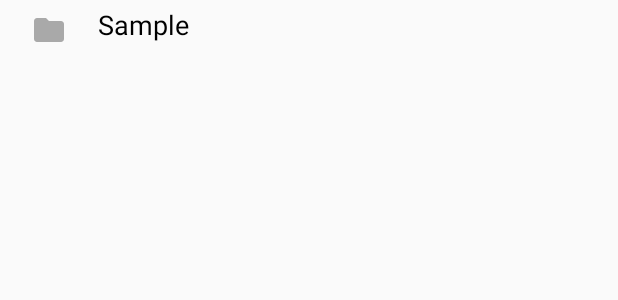
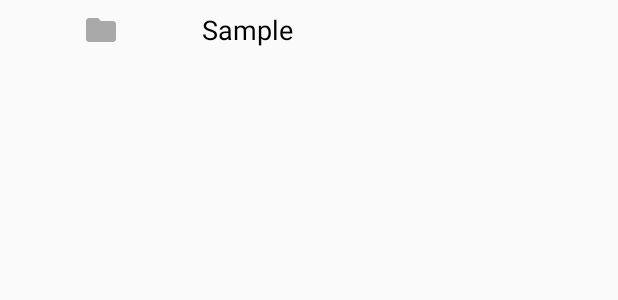
Before and after one commit to ayushdubey003/VideoPlayer, an Android app: the layout videoitems.xml on its own in the app's theme, with its tools: preview values and no code run, on a phone screen of 412 x 824 dp. Shown: the top 300 px of the screen. Run offline under Robolectric (Android 15) with nearby library versions, the phone set to English and light mode, and no system bars.

Commit message:
Add Thumbnails of videos

```diff
--- a/app/build.gradle
+++ b/app/build.gradle
@@ -19,6 +19,8 @@ android {
 }
 
 dependencies {
+    compile 'com.github.bumptech.glide:glide:4.9.0'
+    annotationProcessor 'com.github.bumptech.glide:compiler:4.9.0'
     implementation 'com.airbnb.android:lottie:2.5.0'
     implementation fileTree(dir: 'libs', include: ['*.jar'])
     implementation 'com.android.support:appcompat-v7:28.0.0'
--- a/app/src/main/res/layout/videoitems.xml
+++ b/app/src/main/res/layout/videoitems.xml
@@ -15,13 +15,14 @@
             android:layout_height="wrap_content"
             android:layout_gravity="center"
             android:layout_margin="8dp"
-            android:layout_weight="1"
-            android:src="@drawable/ic_folder_black_24dp" />
+            android:layout_weight="3"
+            tools:src="@drawable/ic_folder_black_24dp" />
 
         <TextView
             android:id="@+id/videoname"
             android:layout_width="0dp"
             android:layout_height="wrap_content"
+            android:layout_gravity="center"
             android:layout_weight="7"
             android:paddingBottom="4dp"
             android:paddingTop="4dp"
```
Also changed, not shown: app/src/main/java/com/ayush/videoplayer/Video.java (+14 -4 lines), app/src/main/java/com/ayush/videoplayer/VideoActivity.java (+5 -3 lines), app/src/main/java/com/ayush/videoplayer/VideoAdapter.java (+17 -2 lines).
